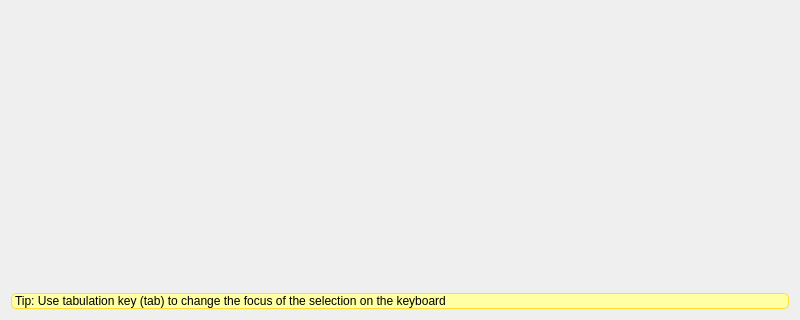
Old version of the form client/base/interface/BaseWindow.ui in the repository alphaonex86/CatchChallenger; both pictures show x 0 to 800 and y 280 to 600 of the 800 by 600 pixel window.
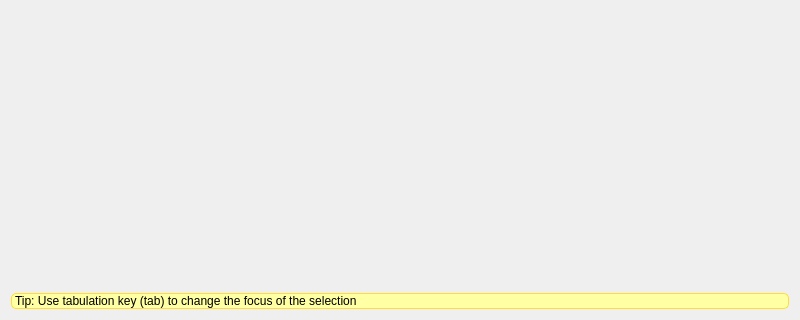
New version of the form. The open tabs and pages were chosen to show the change. Icons and pictures are not drawn.

Diff of the .ui file:
```diff
--- a/client/base/interface/BaseWindow.ui
+++ b/client/base/interface/BaseWindow.ui
@@ -140,7 +140,7 @@
 color: rgb(0, 0, 0);</string>
            </property>
            <property name="text">
-            <string>Tip: Use tabulation key (tab) to change the focus of the selection on the keyboard</string>
+            <string>Tip: Use tabulation key (tab) to change the focus of the selection</string>
            </property>
           </widget>
          </item>
```
Left out of the diff: 2 changed lines with no effect on the pictures.
